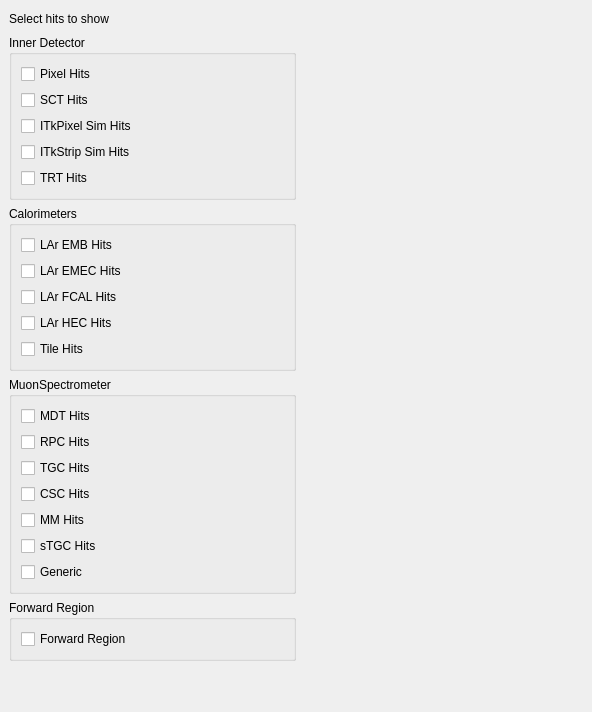
First picture: the form in graphics/VP1/VP1Systems/VP1SimHitSystems/src/simhitcontrollerform.ui, repository ATLAS-experiment/athena, before the edit.
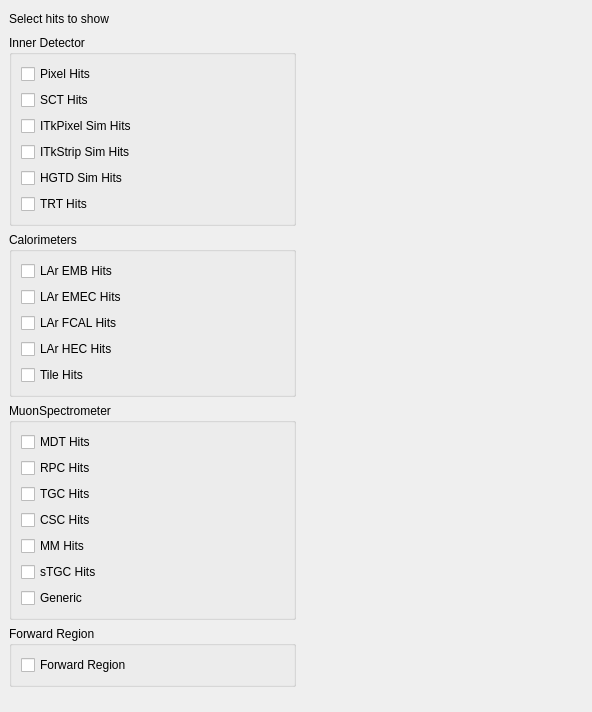
Second picture: the form after the edit.

Commit message:
Adding HGTD to VP1
Adding HGTD to VP1

Patch:
```diff
--- a/graphics/VP1/VP1Systems/VP1SimHitSystems/src/simhitcontrollerform.ui
+++ b/graphics/VP1/VP1Systems/VP1SimHitSystems/src/simhitcontrollerform.ui
@@ -152,6 +152,13 @@
               </property>
              </widget>
             </item>
+            <item>
+             <widget class="QCheckBox" name="chbxHGTDHits">
+              <property name="text">
+               <string>HGTD Sim Hits</string>
+              </property>
+             </widget>
+            </item>
             <item>
              <widget class="QCheckBox" name="chbxTRTHits">
               <property name="text">
```
Left out of the diff: 3 changed lines with no effect on the pictures. The commit also changes 12 other files.
